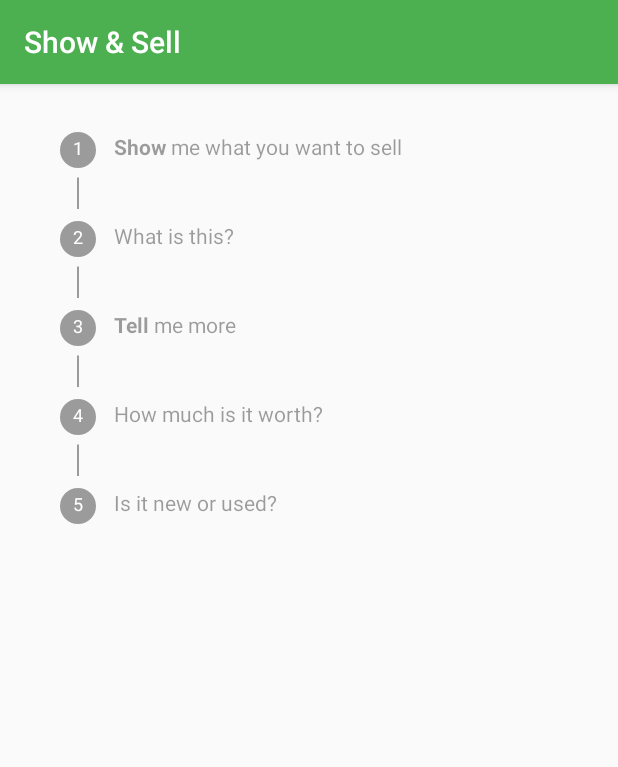
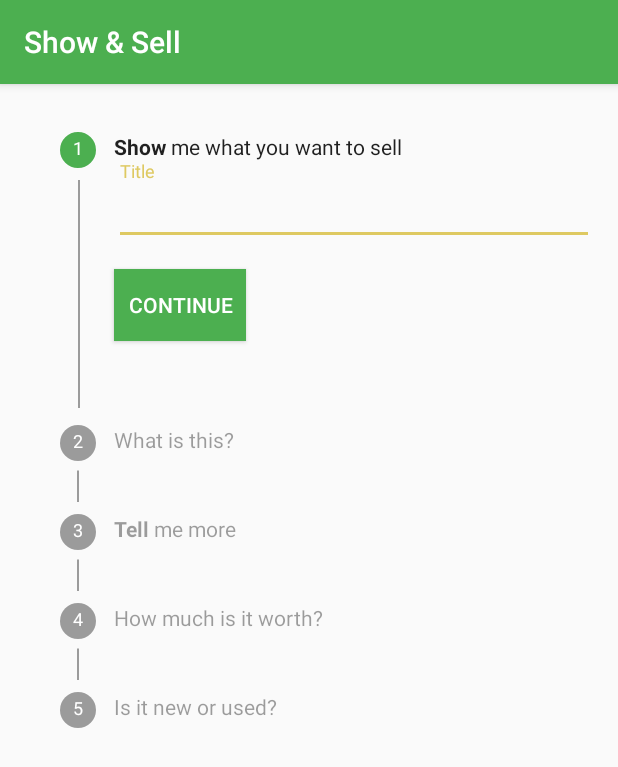
Before and after one commit to firejake308/Show-And-Sell, an Android app: the DonateActivity screen opened directly, with no data from a screen before it, on a phone screen of 412 x 824 dp. Shown: the top 767 px of the screen. Run offline under Robolectric (Android 15) with nearby library versions, the phone set to English and light mode, and no system bars.

Commit message:
v1.1.3 * Stepper can display active states, but is very buggy * fixed bug in CreateGroup due to leftover code

```diff
--- a/app/src/main/AndroidManifest.xml
+++ b/app/src/main/AndroidManifest.xml
@@ -66,7 +66,8 @@
         <activity
             android:name=".ManageGroupActivity"
             android:parentActivityName=".SettingsActivity" />
-        <activity android:name=".DonateActivity"></activity>
+        <activity android:name=".DonateActivity"
+            android:windowSoftInputMode="adjustPan" />
     </application>
 
 </manifest>
--- a/app/src/main/java/com/insertcoolnamehere/showandsell/CreateGroupActivity.java
+++ b/app/src/main/java/com/insertcoolnamehere/showandsell/CreateGroupActivity.java
@@ -75,9 +75,8 @@ public class CreateGroupActivity extends AppCompatActivity {
 
         // fetch values from EditTexts
         String groupName = groupNameEntry.getText().toString();
-        String locationName = addressEntry.getText().toString();
+        String address = addressEntry.getText().toString();
         String extraLocationData = extraLocationDataEntry.getText().toString();
-        String address = "";
 
         // verify that the group name is long enough
         if(groupName.length() < 4) {
@@ -86,7 +85,7 @@ public class CreateGroupActivity extends AppCompatActivity {
             focusView = groupNameEntry;
         }
         // verify that the location is long enough
-        else if(locationName.length() < 4) {
+        else if(address.length() < 4) {
             cancel = true;
             addressEntry.setError("Incorrect Address");
             focusView = addressEntry;
@@ -176,6 +175,7 @@ public class CreateGroupActivity extends AppCompatActivity {
                     groupData.put("group", group);
                     groupData.put("password", password);
                     body = String.valueOf(groupData);
+                    Log.d(LOG_TAG, body);
 
                     // send JSON to Cloud Server
                     out = new BufferedWriter(new OutputStreamWriter(connection.getOutputStream(), "UTF-8"));
--- a/app/src/main/java/com/insertcoolnamehere/showandsell/DonateActivity.java
+++ b/app/src/main/java/com/insertcoolnamehere/showandsell/DonateActivity.java
@@ -1,33 +1,57 @@
 package com.insertcoolnamehere.showandsell;
 
+import android.content.Context;
 import android.database.DataSetObserver;
 import android.support.v7.app.AppCompatActivity;
 import android.os.Bundle;
 import android.text.TextWatcher;
 import android.view.View;
 import android.view.ViewGroup;
+import android.view.inputmethod.InputMethodManager;
+import android.widget.AbsListView;
 import android.widget.AdapterView;
+import android.widget.BaseAdapter;
+import android.widget.Button;
+import android.widget.EditText;
 import android.widget.ListAdapter;
 import android.widget.ListView;
 import android.widget.TextView;
 
 public class DonateActivity extends AppCompatActivity {
 
+    private ListView mListView;
+
     @Override
     protected void onCreate(Bundle savedInstanceState) {
         super.onCreate(savedInstanceState);
         setContentView(R.layout.activity_donate);
 
-        ListView steps = (ListView) findViewById(R.id.steps_listview);
-        ListAdapter adapter = new StepAdapter();
-        steps.setAdapter(adapter);
+        mListView = (ListView) findViewById(R.id.steps_listview);
+        BaseAdapter adapter = new StepAdapter();
+        mListView.setAdapter(adapter);
+        mListView.setRecyclerListener(new AbsListView.RecyclerListener() {
+            @Override
+            public void onMovedToScrapHeap(View view) {
+                if (view.hasFocus()) {
+                    view.clearFocus();
+                    if ( view instanceof EditText) {
+                        InputMethodManager imm = (InputMethodManager) view.getContext().getSystemService(Context.INPUT_METHOD_SERVICE);
+                        imm.hideSoftInputFromWindow(view.getWindowToken(), 0);
+                    }
+                }
+            }
+        });
     }
 
-    private class StepAdapter implements ListAdapter {
+    private class StepAdapter extends BaseAdapter {
         /**
          * The total number of steps displayed by this adapter
          */
         private final int STEP_COUNT = 5;
+
+        private final int STEP_ACTIVE = 1;
+
+        private final int STEP_INACTIVE = 0;
         /**
          * The currently active step
          */
@@ -36,17 +60,19 @@ public class DonateActivity extends AppCompatActivity {
         public void registerDataSetObserver (DataSetObserver observer){}
         public void unregisterDataSetObserver (DataSetObserver observer) {}
         public boolean hasStableIds() {return true;}
-        public int getViewTypeCount() {return 1;}
+        public int getViewTypeCount() {return 2;}
         public boolean isEmpty() {return false;}
         public boolean isEnabled(int id) {return true;}
         public boolean areAllItemsEnabled() {return true;}
         public int getCount() {return STEP_COUNT;}
 
-        public View getView (int position, View convertView, ViewGroup parent) {
-            View finalProduct;
-            if (convertView == null) {
-                // inflate XML
+        public View getView (int position, final View convertView, ViewGroup parent) {
+            final View finalProduct;
+            // inflate XML based on whether step is active or inactive
+            if (getItemViewType(position) == STEP_INACTIVE)
                 finalProduct = getLayoutInflater().inflate(R.layout.fragment_step_inactive, parent, false);
+            else
+                finalProduct = getLayoutInflater().inflate(R.layout.fragment_step_active, parent, false);
 
             // configure content
             TextView stepNumberView = (TextView) finalProduct.findViewById(R.id.step_number_view);
@@ -71,19 +97,31 @@ public class DonateActivity extends AppCompatActivity {
                     break;
             }
 
-                // remove connector line for last element
+            // activate button for active step
+            if(getItemViewType(position) == STEP_ACTIVE) {
+                Button nextStepBtn = (Button) finalProduct.findViewById(R.id.btn_next_step);
+                nextStepBtn.setOnClickListener(new View.OnClickListener() {
+                    @Override
+                    public void onClick(View v) {
+                        mCurrentStep++;
+                        mListView.invalidateViews();
+                    }
+                });
+            }
+
+            // remove connector line for last step
             if(position == STEP_COUNT - 1) {
                 View connector = finalProduct.findViewById(R.id.step_connector);
                 connector.setVisibility(View.GONE);
-                }
-            } else {
-                finalProduct = convertView;
             }
             return finalProduct;
         }
 
         public int getItemViewType(int position) {
-            return AdapterView.ITEM_VIEW_TYPE_IGNORE;
+            if (position == mCurrentStep)
+                return STEP_ACTIVE;
+            else
+                return STEP_INACTIVE;
         }
 
         public long getItemId(int position) {return position;}
--- a/app/src/main/java/com/insertcoolnamehere/showandsell/FullItemRecyclerViewAdapter.java
+++ b/app/src/main/java/com/insertcoolnamehere/showandsell/FullItemRecyclerViewAdapter.java
@@ -25,7 +25,7 @@ public class FullItemRecyclerViewAdapter extends RecyclerView.Adapter<FullItemRe
 
     private ViewGroup mParent;
 
-    public FullItemRecyclerViewAdapter(List<Item> items, OnListFragmentInteractionListener listener) {
+    FullItemRecyclerViewAdapter(List<Item> items, OnListFragmentInteractionListener listener) {
         mItems = items;
         mListener = listener;
     }
--- a/app/src/main/res/layout/activity_donate.xml
+++ b/app/src/main/res/layout/activity_donate.xml
@@ -14,5 +14,6 @@
         android:layout_height="wrap_content"
         android:id="@+id/steps_listview"
         android:divider="@null"
-        android:dividerHeight="0dp"/>
+        android:dividerHeight="0dp"
+        android:descendantFocusability="afterDescendants"/>
 </LinearLayout>
--- a/app/src/main/res/layout/fragment_step_active.xml
+++ b/app/src/main/res/layout/fragment_step_active.xml
@@ -31,21 +31,20 @@
         android:id="@+id/primary_step_label" />
 
     <View
-        android:layout_width="24dp"
-        android:layout_height="3dp"
-        android:layout_marginBottom="8dp"
-        android:layout_marginTop="8dp"
+        android:layout_width="1dp"
+        android:layout_height="152dp"
+        android:layout_marginStart="12dp"
         android:layout_alignStart="@+id/step_number_view"
         android:layout_below="@+id/step_number_view"
         android:id="@+id/step_connector"
-        android:background="@drawable/connector_line"
-        android:rotation="90"/>
+        android:background="@color/hintOrDisabledText"/>
 
     <android.support.design.widget.TextInputLayout
         android:layout_width="match_parent"
         android:layout_height="wrap_content"
         android:layout_alignStart="@+id/primary_step_label"
-        android:layout_below="@+id/primary_step_label">
+        android:layout_below="@+id/primary_step_label"
+        android:id="@+id/textInputLayout">
         <android.support.design.widget.TextInputEditText
             android:layout_width="match_parent"
             android:layout_height="wrap_content"
@@ -57,4 +56,16 @@
             android:inputType="textAutoCorrect" />
     </android.support.design.widget.TextInputLayout>
 
+    <Button
+        android:text="@string/next_step_btn_label"
+        android:layout_width="wrap_content"
+        android:layout_height="48dp"
+        android:layout_below="@+id/textInputLayout"
+        android:layout_alignStart="@+id/textInputLayout"
+        android:layout_marginTop="16dp"
+        android:layout_marginBottom="48dp"
+        android:textColor="#FFFFFF"
+        android:id="@+id/btn_next_step"
+        android:background="@color/colorPrimary" />
+
 </RelativeLayout>
--- a/app/src/main/res/values/strings.xml
+++ b/app/src/main/res/values/strings.xml
@@ -48,6 +48,7 @@
     <string name="step_details_label"><b>Tell</b> me more</string>
     <string name="step_price_label">How much is it worth?</string>
     <string name="step_condition_label">Is it new or used?</string>
+    <string name="next_step_btn_label">Continue</string>
 
     <!-- Item detail -->
     <string name="item_description">Description</string>
```
Lines whose indentation alone changed are shown as unchanged.
